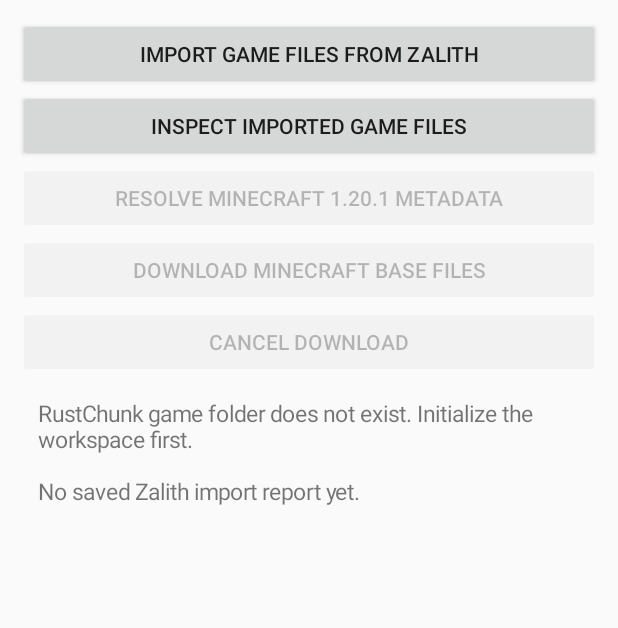
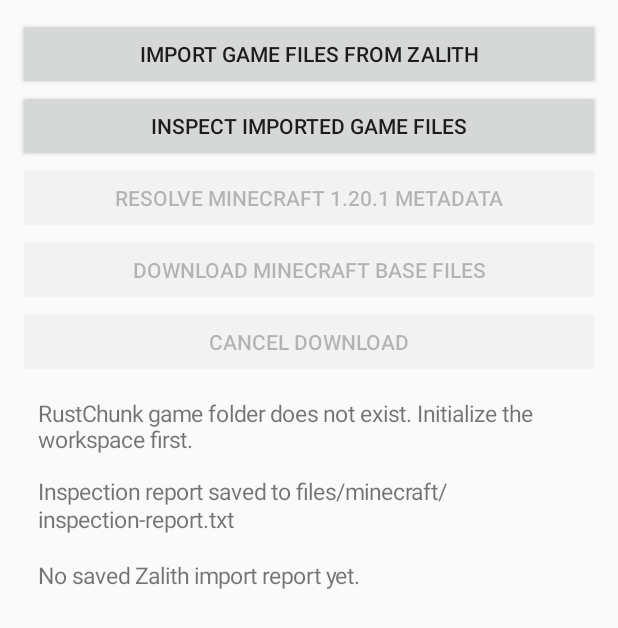
Before and after one commit to imamirhosein/RustChunk, an Android app: the screen it shows after launch (MainActivity), after a tap on "INSPECT IMPORTED GAME FILES", on a phone screen of 412 x 824 dp. Shown: the top 628 px of the screen. Run offline under Robolectric (Android 15) with nearby library versions, the phone set to English and light mode, and no system bars; 1 statement that could not run was skipped.

Commit message:
Fix Forge profile detection and persist game-data inspection

```diff
--- a/app/src/main/java/dev/rustchunk/app/MainActivity.kt
+++ b/app/src/main/java/dev/rustchunk/app/MainActivity.kt
@@ -64,7 +64,7 @@ class MainActivity : Activity() {
         }
 
         statusView = TextView(this).apply {
-            text = "RustChunk\n\n" + nativeStatusText + "\n\n" + workspaceStatus + loadSavedImportReport()
+            text = "RustChunk\n\n" + nativeStatusText + "\n\n" + workspaceStatus + loadSavedImportReport() + loadSavedInspectionReport()
             textSize = 15f
             setPadding(20, 20, 20, 20)
             setTextIsSelectable(true)
@@ -276,11 +276,46 @@ class MainActivity : Activity() {
             } catch (error: Throwable) {
                 "Game-data inspection failed: " + error.javaClass.simpleName + ": " + error.message
             }
+
+            val reportStatus = try {
+                saveInspectionReport(inspection)
+                "\n\nInspection report saved to files/minecraft/inspection-report.txt"
+            } catch (error: Throwable) {
+                "\n\nWARNING: Inspection completed, but the report could not be saved: " + error.message
+            }
+
             val savedReport = loadSavedImportReport()
             runOnUiThread {
-                statusView.text = inspection + savedReport
+                statusView.text = inspection + reportStatus + savedReport
                 inspectButton.isEnabled = true
             }
+        }
+    }
+
+    private fun saveInspectionReport(report: String) {
+        val reportFile = File(filesDir, "minecraft/inspection-report.txt")
+        val atomicFile = AtomicFile(reportFile)
+        val output = atomicFile.startWrite()
+        try {
+            output.write(report.toByteArray(Charsets.UTF_8))
+            output.fd.sync()
+            atomicFile.finishWrite(output)
+        } catch (error: Throwable) {
+            atomicFile.failWrite(output)
+            throw error
+        }
+    }
+
+    private fun loadSavedInspectionReport(): String {
+        val reportFile = File(filesDir, "minecraft/inspection-report.txt")
+        if (!reportFile.isFile) {
+            return "\n\nNo saved inspection report yet."
+        }
+        return try {
+            "\n\nLast saved game-data inspection:\n" +
+                reportFile.readText(Charsets.UTF_8).take(10000)
+        } catch (error: Throwable) {
+            "\n\nA saved inspection report exists but could not be read: " + error.message
         }
     }
 
--- a/app/src/main/java/dev/rustchunk/app/ZalithImporter.kt
+++ b/app/src/main/java/dev/rustchunk/app/ZalithImporter.kt
@@ -106,7 +106,7 @@ object ZalithImporter {
 
         val versionRoot = File(destinationRoot, "versions")
         val forgeVersions = versionRoot.listFiles()
-            ?.filter { it.isDirectory && it.name.startsWith("1.20.1-forge-", ignoreCase = true) }
+            ?.filter { it.isDirectory && MinecraftProfileMatcher.isMinecraft1201Forge(it.name) }
             ?.map { it.name }
             ?.sorted()
             .orEmpty()
```
Also changed, not shown: app/src/main/java/dev/rustchunk/app/GameDataInspector.kt (+116 -24 lines), app/src/main/java/dev/rustchunk/app/MinecraftProfileMatcher.kt (added, +12 -0 lines).
